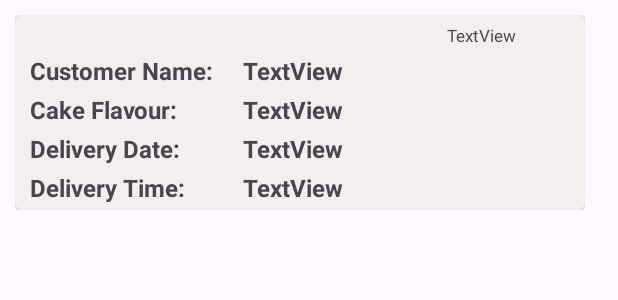
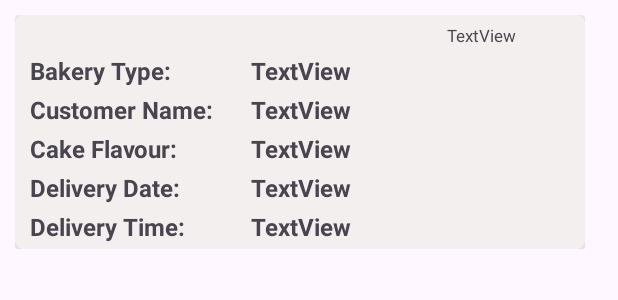
Before and after one commit to Kirt22/Cake-Order-App, an Android app: the layout sub_rv_itemlist.xml on its own in the app's theme, with its tools: preview values and no code run, on a phone screen of 412 x 824 dp. Shown: the top 300 px of the screen. Run offline under Robolectric (Android 15) with nearby library versions, the phone set to English and light mode, and no system bars.

Commit message:
commit 2

```diff
--- a/app/src/main/java/com/example/recordapplication/GenerateRequiredArrayList.java
+++ b/app/src/main/java/com/example/recordapplication/GenerateRequiredArrayList.java
@@ -96,7 +96,7 @@ public class GenerateRequiredArrayList {
         } else {
             Log.d("ViewRecord", "onCreate: Current date not found in parentRvModelClassArrayList");
             // If the current date does not exist, creating a new field in the parentRvModelClassArrayList that has current date but no data regarding it
-            subRvModelClass tempSubObj = new subRvModelClass(null, null, null, null, 0);
+            subRvModelClass tempSubObj = new subRvModelClass(null, null, null, null, 0, null);
             ArrayList<subRvModelClass> tempSubArrayList = new ArrayList<>();
             tempSubArrayList.add(tempSubObj);
             parentRvModelClass tempObj = new parentRvModelClass(currDate, tempSubArrayList);
@@ -125,7 +125,8 @@ public class GenerateRequiredArrayList {
                             cursor.getString(6),
                             cursor.getString(3),
                             cursor.getString(4),
-                            cursor.getLong(0)
+                            cursor.getLong(0),
+                            cursor.getString(12)
                     );
                     subItemArrayList.add(subItem);
                 }
--- a/app/src/main/java/com/example/recordapplication/databaseHelper.java
+++ b/app/src/main/java/com/example/recordapplication/databaseHelper.java
@@ -188,7 +188,7 @@ public class databaseHelper extends SQLiteOpenHelper {
         SQLiteDatabase dbObj = this.getWritableDatabase();
         String SQLQuery = "DELETE FROM " + ORDER_RECORD_TABLE ;
         dbObj.execSQL(SQLQuery);
-        dbObj.close();
+        //dbObj.close();
     }
 
     // Used for generating OrderId
@@ -216,7 +216,7 @@ public class databaseHelper extends SQLiteOpenHelper {
         ContentValues cv = new ContentValues();
         cv.put(COLUMN_CUSTOMER_NAME, cusName);
         int success = dbObj.update(ORDER_RECORD_TABLE, cv, COLUMN_ORDER_ID + " =? ", args);
-        dbObj.close();
+        //dbObj.close();
         if (success >= 1) {
             return true;
         }
--- a/app/src/main/java/com/example/recordapplication/subRvAdapter.java
+++ b/app/src/main/java/com/example/recordapplication/subRvAdapter.java
@@ -38,6 +38,8 @@ public class subRvAdapter extends RecyclerView.Adapter<subRvAdapter.myViewHolder
 
     @Override
     public void onBindViewHolder(@NonNull myViewHolder holder, int position) {
+
+
             holder.SubRvCusNameInp.setText(subRvModelClassArrayList.get(position).getCustomerName());
             holder.SubRvCakeFlaInp.setText(subRvModelClassArrayList.get(position).getCakeFlavour());
             holder.SubRvDelDateInp.setText(subRvModelClassArrayList.get(position).getDeliveryDate());
@@ -59,7 +61,7 @@ public class subRvAdapter extends RecyclerView.Adapter<subRvAdapter.myViewHolder
 
     class myViewHolder extends RecyclerView.ViewHolder {
 
-        TextView SubRvCusNameInp, SubRvCakeFlaInp, SubRvDelDateInp, SubRvDelTimeInp, subRvOrderIdInp;
+        TextView SubRvCusNameInp, SubRvCakeFlaInp, SubRvDelDateInp, SubRvDelTimeInp, subRvOrderIdInp, SubRvBakeryTypeInp;
         CardView subRvCardView;
 
         public myViewHolder(@NonNull View itemView) {
@@ -70,6 +72,7 @@ public class subRvAdapter extends RecyclerView.Adapter<subRvAdapter.myViewHolder
             SubRvDelTimeInp = itemView.findViewById(R.id.SubRvDelTimeInp);
             subRvCardView = itemView.findViewById(R.id.subRvCardView);
             subRvOrderIdInp = itemView.findViewById(R.id.subRvOrderIdInp);
+            SubRvBakeryTypeInp = itemView.findViewById(R.id.SubRvBakeryTypeInp);
         }
     }
 }
--- a/app/src/main/res/layout/sub_rv_itemlist.xml
+++ b/app/src/main/res/layout/sub_rv_itemlist.xml
@@ -30,13 +30,13 @@
                 android:id="@+id/SubRvCusNameInp"
                 android:layout_width="wrap_content"
                 android:layout_height="wrap_content"
-                android:layout_marginStart="20dp"
-                android:layout_marginTop="22dp"
+                android:layout_marginTop="4dp"
                 android:text="TextView"
                 android:textSize="16sp"
                 android:textStyle="bold"
-                app:layout_constraintStart_toEndOf="@+id/subRvCusName"
-                app:layout_constraintTop_toTopOf="parent" />
+                app:layout_constraintEnd_toEndOf="@+id/SubRvBakeryTypeInp"
+                app:layout_constraintStart_toStartOf="@+id/SubRvBakeryTypeInp"
+                app:layout_constraintTop_toBottomOf="@+id/SubRvBakeryTypeInp" />
 
             <TextView
                 android:id="@+id/SubRvCakeFlaInp"
@@ -81,12 +81,12 @@
                 android:layout_width="wrap_content"
                 android:layout_height="wrap_content"
                 android:layout_marginStart="6dp"
-                android:layout_marginTop="22dp"
+                android:layout_marginTop="4dp"
                 android:text="Customer Name:"
                 android:textSize="16sp"
                 android:textStyle="bold"
                 app:layout_constraintStart_toStartOf="parent"
-                app:layout_constraintTop_toTopOf="parent" />
+                app:layout_constraintTop_toBottomOf="@+id/subRvBakeryType" />
 
             <TextView
                 android:id="@+id/subRvCakeFla"
@@ -137,6 +137,30 @@
                 app:layout_constraintStart_toStartOf="parent"
                 app:layout_constraintTop_toTopOf="parent" />
 
+            <TextView
+                android:id="@+id/subRvBakeryType"
+                android:layout_width="wrap_content"
+                android:layout_height="wrap_content"
+                android:layout_marginStart="6dp"
+                android:layout_marginTop="22dp"
+                android:textSize="16sp"
+                android:textStyle="bold"
+                android:text="Bakery Type:"
+                app:layout_constraintStart_toStartOf="parent"
+                app:layout_constraintTop_toTopOf="parent" />
+
+            <TextView
+                android:id="@+id/SubRvBakeryTypeInp"
+                android:layout_width="wrap_content"
+                android:layout_height="wrap_content"
+                android:layout_marginStart="25dp"
+                android:layout_marginTop="22dp"
+                android:text="TextView"
+                android:textSize="16sp"
+                android:textStyle="bold"
+                app:layout_constraintStart_toEndOf="@+id/subRvCusName"
+                app:layout_constraintTop_toTopOf="parent" />
+
         </androidx.constraintlayout.widget.ConstraintLayout>
     </androidx.cardview.widget.CardView>
 
```
Also changed, not shown: app/src/main/java/com/example/recordapplication/AddRecord.java (+58 -9 lines), app/src/main/java/com/example/recordapplication/parentRvAdapter.java (+9 -4 lines), app/src/main/java/com/example/recordapplication/subRvModelClass.java (+11 -2 lines), app/src/main/res/layout/parent_rv_itemlist.xml (+12 -0 lines).
